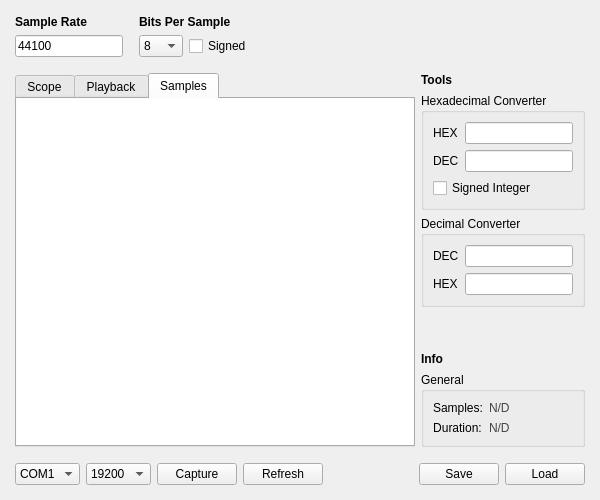
Qt form projects/personal/adc-converter/main_window.ui (jocic/jocic) before a commit.
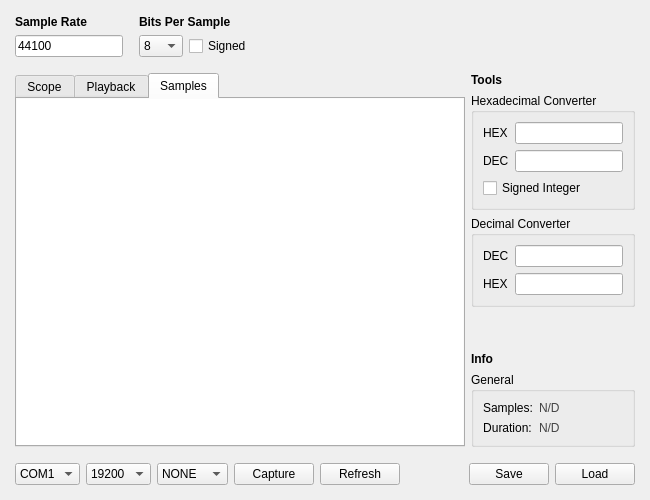
The same form after that commit. The open tabs and pages were chosen to show the change.

Commit message: ADC Converter - Sample Selection

Patch:
```diff
--- a/projects/personal/adc-converter/main_window.ui
+++ b/projects/personal/adc-converter/main_window.ui
@@ -6,7 +6,7 @@
    <rect>
     <x>0</x>
     <y>0</y>
-    <width>600</width>
+    <width>650</width>
     <height>500</height>
    </rect>
   </property>
@@ -18,13 +18,13 @@
   </property>
   <property name="minimumSize">
    <size>
-    <width>600</width>
+    <width>650</width>
     <height>500</height>
    </size>
   </property>
   <property name="maximumSize">
    <size>
-    <width>600</width>
+    <width>650</width>
     <height>500</height>
    </size>
   </property>
@@ -238,10 +238,7 @@
             <property name="lineWidth">
              <number>0</number>
             </property>
-            <property name="readOnly">
-             <bool>true</bool>
-            </property>
-            <property name="backgroundVisible">
+            <property name="undoRedoEnabled">
              <bool>false</bool>
             </property>
            </widget>
@@ -487,6 +484,30 @@
         </item>
        </widget>
       </item>
+      <item>
+       <widget class="QComboBox" name="cmbEnd">
+        <item>
+         <property name="text">
+          <string>NONE</string>
+         </property>
+        </item>
+        <item>
+         <property name="text">
+          <string>NL+RC</string>
+         </property>
+        </item>
+        <item>
+         <property name="text">
+          <string>NL</string>
+         </property>
+        </item>
+        <item>
+         <property name="text">
+          <string>CR</string>
+         </property>
+        </item>
+       </widget>
+      </item>
       <item>
        <widget class="QPushButton" name="btnCapture">
         <property name="text">
```
Left out of the diff: 5 changed lines with no effect on the pictures. The commit also changes 2 other files.
